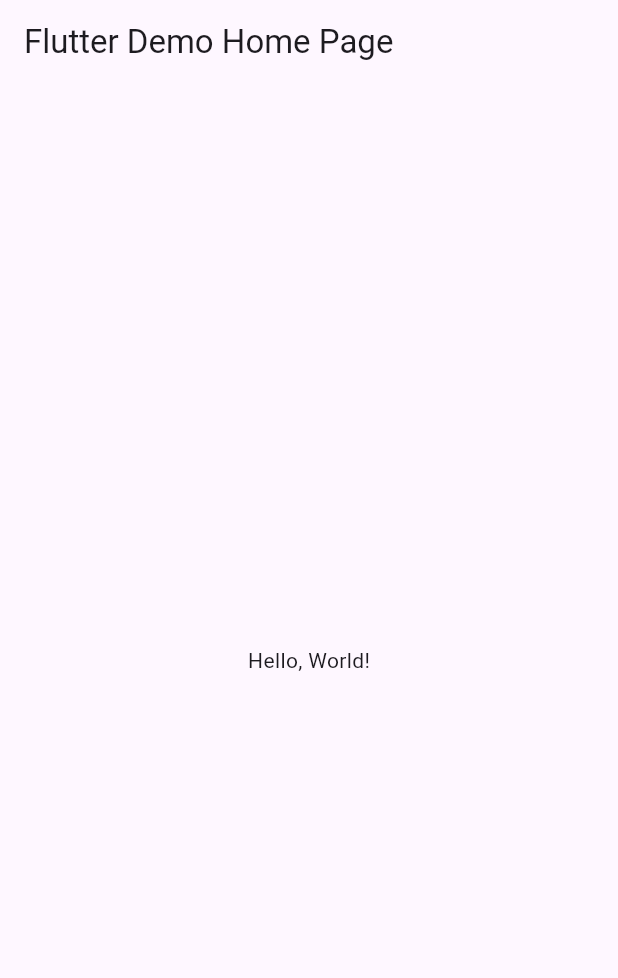
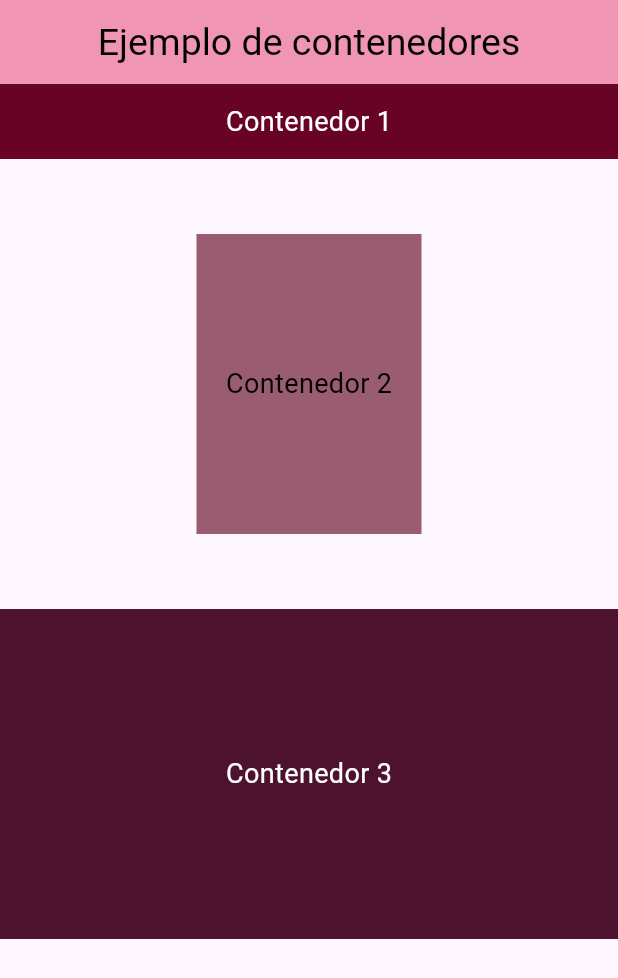
Before and after one commit to Nancy-Lara-Baca/p10ContenedoresLara, a Flutter app: the screen it shows after launch, on a phone screen of 412 x 824 dp. Shown: the top 978 px of the screen. Run offline on Flutter 3.47's test engine with Material 3 defaults, Android fonts, the phone set to English and light mode, and no system bars.

Commit message:
contenedores

```diff
--- a/lib/main.dart
+++ b/lib/main.dart
@@ -1,41 +1,64 @@
 import 'package:flutter/material.dart';
 
-void main() => runApp(MyApp());
+void main() => runApp(MiEjemplo());
 
-class MyApp extends StatelessWidget {
-  const MyApp({super.key});
-  // This widget is the root of your application.
+class MiEjemplo extends StatelessWidget {
+  const MiEjemplo({Key? key}) : super(key: key);
+
   @override
   Widget build(BuildContext context) {
     return MaterialApp(
-      // Application name
-      title: 'Flutter Hello World',
-      // Application theme data, you can set the colors for the application as
-      // you want
-      theme: ThemeData(
-        // useMaterial3: false,
-        primarySwatch: Colors.blue,
-      ),
-      // A widget which will be started on application startup
-      home: MyHomePage(title: 'Flutter Demo Home Page'),
-    );
-  }
-}
-
-class MyHomePage extends StatelessWidget {
-  final String title;
-  const MyHomePage({super.key, required this.title});
-
-  @override
-  Widget build(BuildContext context) {
-    return Scaffold(
-      appBar: AppBar(
-        // The title text which will be shown on the action bar
-        title: Text(title),
-      ),
-      body: Center(
-        child: Text(
-          'Hello, World!',
+      debugShowCheckedModeBanner: false,
+      home: Scaffold(
+        appBar: AppBar(
+          title: Text('Ejemplo de contenedores'),
+          centerTitle: true,
+          titleTextStyle: const TextStyle(color: Colors.black, fontSize: 25),
+          backgroundColor: const Color(0xfff195b4),
+        ),
+        body: Column(
+          children: [
+            Center(
+              child: Container(
+                height: 50,
+                decoration: BoxDecoration(
+                  color: const Color(0xff680325), // Color de fondo
+                  borderRadius:
+                      BorderRadius.circular(0), // Esquinas redondeadas
+                ),
+                child: const Center(
+                  child: Text(
+                    'Contenedor 1',
+                    style: TextStyle(color: Colors.white, fontSize: 18),
+                  ),
+                ),
+              ),
+            ),
+            SizedBox(height: 50),
+            Container(
+              width: 150,
+              height: 200,
+              color: const Color(0xff9a5c70),
+              child: Center(
+                child: Text(
+                  'Contenedor 2',
+                  style: TextStyle(color: Color(0xff000000), fontSize: 18),
+                ),
+              ),
+            ),
+            SizedBox(height: 50),
+            Container(
+              width: double.infinity,
+              height: 220,
+              color: Color(0xff4d122e),
+              child: Center(
+                child: Text(
+                  'Contenedor 3',
+                  style: TextStyle(color: Colors.white, fontSize: 18),
+                ),
+              ),
+            ),
+          ],
         ),
       ),
     );
```
Also changed, not shown: Contenedores.png (added).
